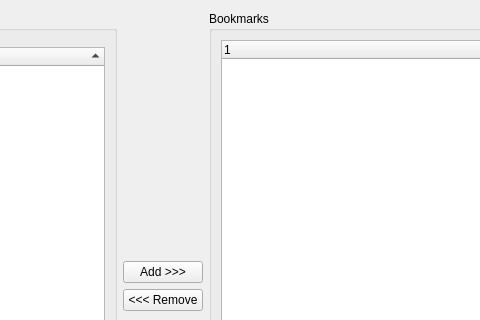
The window that Qt/Components/Resources/UI/pqFavoritesDialog.ui (Kitware/ParaView) describes before a commit, drawn with Qt 5; both pictures show x 237 to 717 and y 0 to 320 of the 800 by 600 pixel window.
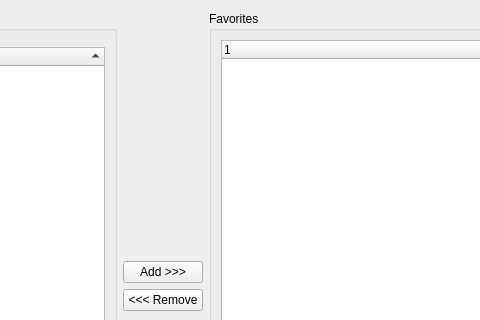
The same window after the commit. Custom widgets are drawn as their Qt base class.

Commit message:
Rename Bookmarks to Favorites commit 2/2
Renaming within source files.

```diff
--- a/Qt/Components/Resources/UI/pqFavoritesDialog.ui
+++ b/Qt/Components/Resources/UI/pqFavoritesDialog.ui
@@ -110,7 +110,7 @@
    <item row="0" column="2" rowspan="4">
     <widget class="QGroupBox" name="bookmarksGroup">
      <property name="title">
-      <string>Bookmarks</string>
+      <string>Favorites</string>
      </property>
      <layout class="QGridLayout">
       <property name="rightMargin">
```
Left out of the diff: 24 changed lines with no effect on the pictures. The commit also changes 17 other files.
